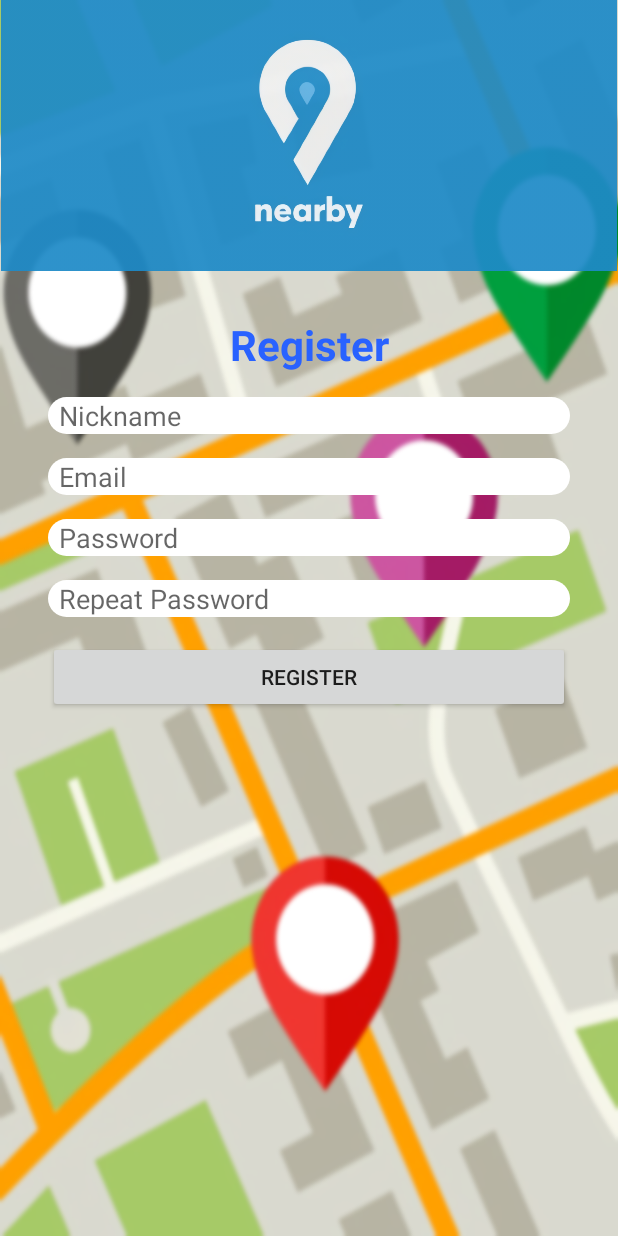
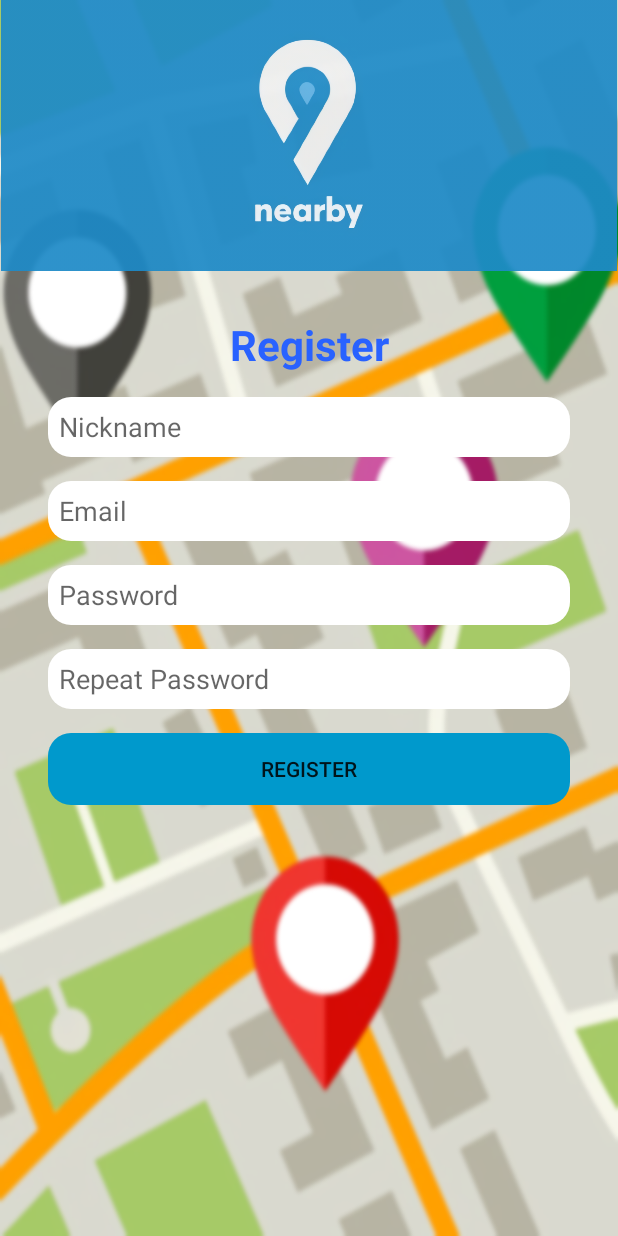
Before and after one commit to hmakarestov/nearby, an Android app: the RegisterActivity screen opened directly, with no data from a screen before it, on a phone screen of 412 x 824 dp. Run offline under Robolectric (Android 15) with nearby library versions, the phone set to English and light mode, and no system bars; our stand-ins replace Firebase (no records; nobody signed in at launch, a user with empty details on screens opened directly).

Commit message:
Created logout option and updated the design

```diff
--- /dev/null
+++ b/app/src/main/res/drawable/login_rounded_button.xml
@@ -0,0 +1,10 @@
+<?xml version="1.0" encoding="utf-8"?>
+<shape xmlns:android="http://schemas.android.com/apk/res/android"
+    android:shape="rectangle">
+    <solid android:color="#0099CC"/>
+    <corners
+        android:bottomRightRadius="15dp"
+        android:bottomLeftRadius="15dp"
+        android:topLeftRadius="15dp"
+        android:topRightRadius="15dp"/>
+</shape>
--- a/app/src/main/res/layout/activity_login.xml
+++ b/app/src/main/res/layout/activity_login.xml
@@ -10,7 +10,7 @@
     <EditText
         android:id="@+id/editTextLoginPassword"
         android:layout_width="0dp"
-        android:layout_height="wrap_content"
+        android:layout_height="40dp"
         android:layout_marginStart="32dp"
         android:layout_marginTop="15dp"
         android:layout_marginEnd="32dp"
@@ -38,7 +38,7 @@
     <EditText
         android:id="@+id/editTextLoginEmail"
         android:layout_width="0dp"
-        android:layout_height="wrap_content"
+        android:layout_height="40dp"
         android:layout_marginStart="32dp"
         android:layout_marginTop="28dp"
         android:layout_marginEnd="32dp"
@@ -74,6 +74,7 @@
         android:layout_marginStart="32dp"
         android:layout_marginTop="10dp"
         android:layout_marginEnd="32dp"
+        android:background="@drawable/login_rounded_button"
         android:text="Log In"
         app:layout_constraintEnd_toEndOf="parent"
         app:layout_constraintStart_toStartOf="parent"
--- a/app/src/main/res/layout/activity_register.xml
+++ b/app/src/main/res/layout/activity_register.xml
@@ -10,7 +10,7 @@
     <EditText
         android:id="@+id/editTextRegisterNickname"
         android:layout_width="0dp"
-        android:layout_height="wrap_content"
+        android:layout_height="40dp"
         android:layout_marginStart="32dp"
         android:layout_marginTop="16dp"
         android:layout_marginEnd="32dp"
@@ -52,7 +52,7 @@
     <EditText
         android:id="@+id/editTextRegisterEmail"
         android:layout_width="0dp"
-        android:layout_height="wrap_content"
+        android:layout_height="40dp"
         android:layout_marginStart="32dp"
         android:layout_marginTop="16dp"
         android:layout_marginEnd="32dp"
@@ -70,7 +70,7 @@
     <EditText
         android:id="@+id/editTextRegisterPassword"
         android:layout_width="0dp"
-        android:layout_height="wrap_content"
+        android:layout_height="40dp"
         android:layout_marginStart="32dp"
         android:layout_marginTop="16dp"
         android:layout_marginEnd="32dp"
@@ -88,7 +88,7 @@
     <EditText
         android:id="@+id/editTextRegisterRepeatPassword"
         android:layout_width="0dp"
-        android:layout_height="wrap_content"
+        android:layout_height="40dp"
         android:layout_marginStart="32dp"
         android:layout_marginTop="16dp"
         android:layout_marginEnd="32dp"
@@ -111,6 +111,7 @@
         android:layout_marginTop="16dp"
         android:layout_marginEnd="32dp"
         android:text="Register"
+        android:background="@drawable/login_rounded_button"
         app:layout_constraintEnd_toEndOf="parent"
         app:layout_constraintHorizontal_bias="0.0"
         app:layout_constraintStart_toStartOf="parent"
--- a/app/src/main/res/layout/fragment_maps.xml
+++ b/app/src/main/res/layout/fragment_maps.xml
@@ -11,7 +11,7 @@
         android:name="com.google.android.gms.maps.SupportMapFragment"
         android:layout_width="match_parent"
         android:layout_height="match_parent"
-        android:layout_marginBottom="300dp"
+        android:layout_marginBottom="25dp"
         app:layout_constraintBottom_toBottomOf="parent"
         app:layout_constraintEnd_toEndOf="parent"
         app:layout_constraintStart_toStartOf="parent"
--- a/app/src/main/res/menu/menu.xml
+++ b/app/src/main/res/menu/menu.xml
@@ -6,4 +6,9 @@
         android:orderInCategory="100"
         android:title="@string/action_settings"
         app:showAsAction="never" />
+    <item
+        android:id="@+id/action_logout"
+        android:orderInCategory="100"
+        android:title="@string/action_logout"
+        app:showAsAction="never" />
 </menu>
--- a/app/src/main/res/values/strings.xml
+++ b/app/src/main/res/values/strings.xml
@@ -12,4 +12,5 @@
     <string name="menu_profile">Profile</string>
     <string name="menu_friends">Friends</string>
     <string name="title_activity_maps">Map</string>
+    <string name="action_logout">Log Out</string>
 </resources>
--- a/app/src/main/res/values/styles.xml
+++ b/app/src/main/res/values/styles.xml
@@ -4,7 +4,7 @@
     <style name="AppTheme" parent="Theme.AppCompat.Light.DarkActionBar">
         <!-- Customize your theme here. -->
         <item name="colorPrimary">@color/colorPrimary</item>
-        <item name="colorPrimaryDark">@color/colorPrimaryDark</item>
+        <item name="colorPrimaryDark">@color/colorPrimary</item>
         <item name="colorAccent">@color/colorAccent</item>
     </style>
 
```
Also changed, not shown: app/src/main/java/fhict/nl/nearby/MenuActivity.java (+15 -0 lines).
